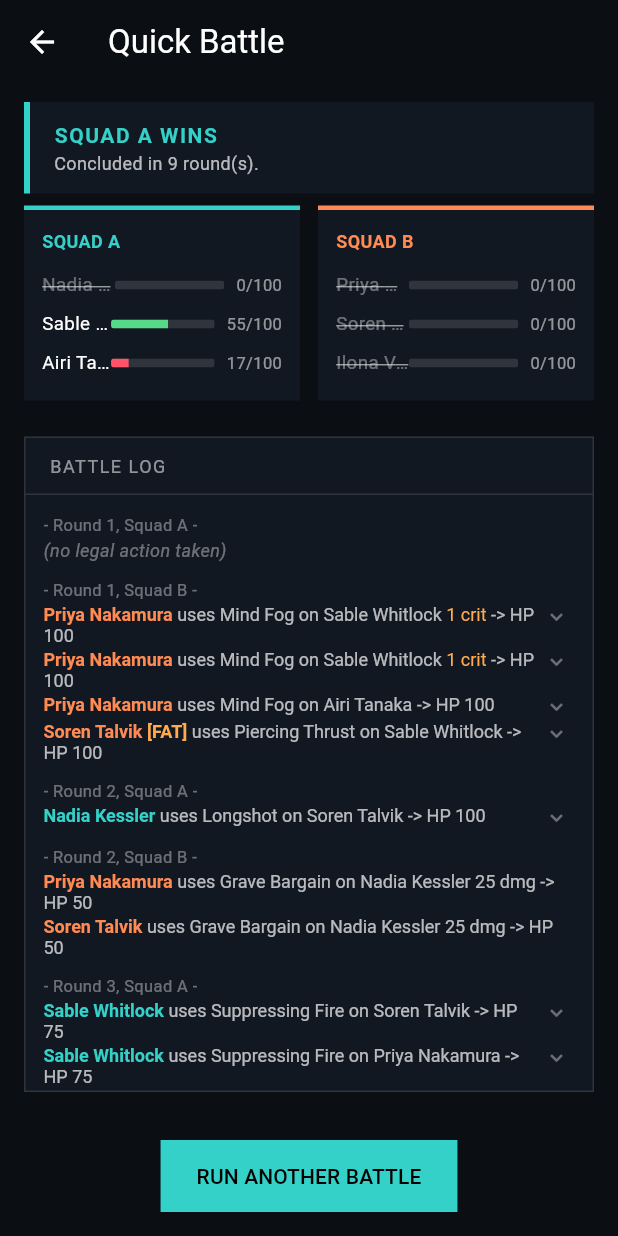
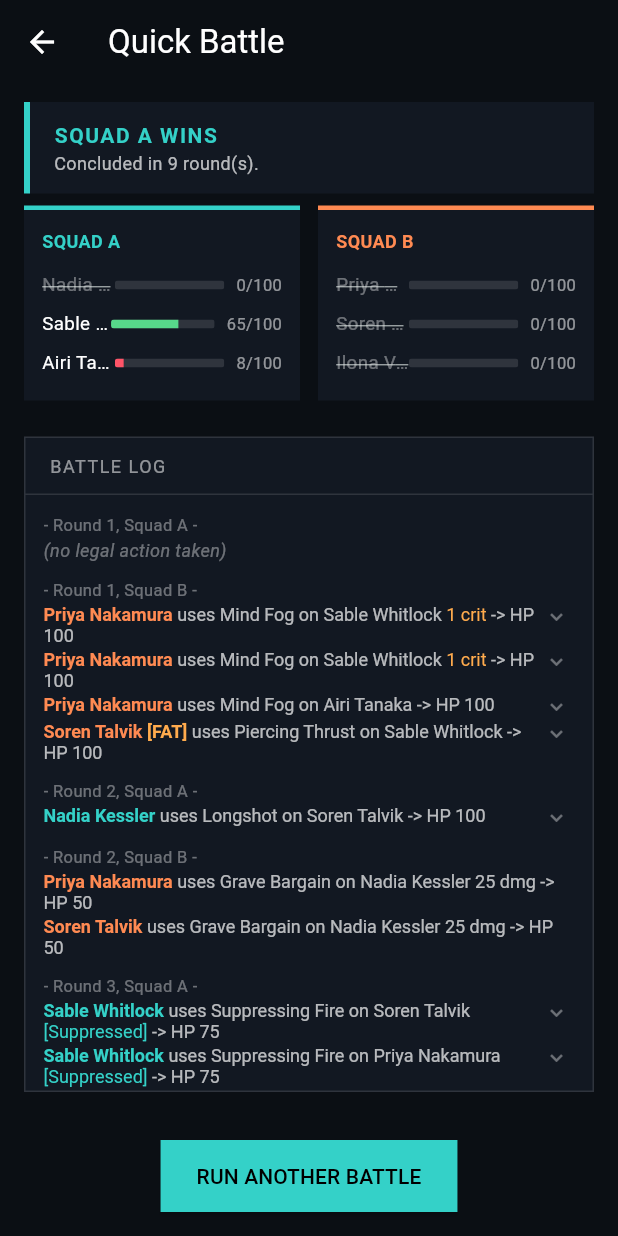
Before and after one commit to MaxxRexx/Isekai_Strategem, a Flutter app: the screen it shows after launch, after a tap on "Quick Battle", on a phone screen of 412 x 824 dp. Run offline on Flutter 3.47's test engine with Material 3 defaults, Android fonts, the phone set to English and light mode, and no system bars; our stand-ins replace supabase_flutter; accounts and stored records are empty.

Commit message:
#balance step 1: differentiate the 5 reskin trigger clusters
Gave each of the 10 near-duplicate triggers a distinct mechanical identity
(status effect + shape), keeping category counts and dice budgets intact:

- Cleave -> 2-target armor sunder (shattered_guard); Whirlwind Slash -> 3-target
  bleed.
- Scattershot -> wide 3-target spread (slowed, lower per-hit); Gatling Burst ->
  focused single-target shredder (5 hits, exposed).
- Acid Spray -> immediate armor-melt (corroded, higher hit); Caustic Cloud ->
  lingering poison gas (poisoned, lower hit).
- Nightmare Pulse -> heavier 2-target fear (terrified); Psychic Scream ->
  3-target disruption (silenced).
- Rapid Fire -> single-target bleed burst; Suppressing Fire -> 2-target
  suppressor (suppressed); Pepper Shot stays the cheap cd1 baseline.

This is step 1 of the broader balance pass; the full analysis + persona/designer
reports follow.

Co-Authored-By: Claude Opus 4.8 <noreply@anthropic.com>
Claude-Session: https://claude.ai/code/session_01GMWaxazLCUjaoRp6mwvURS

```diff
--- a/packages/battle_engine/lib/src/content/trigger_catalog.dart
+++ b/packages/battle_engine/lib/src/content/trigger_catalog.dart
@@ -59,9 +59,10 @@ class TriggerCatalog {
         rangeTag: RangeTag.melee,
         attackType: AttackType.melee,
         attackSubtype: AttackSubtype.aoe,
-        targetCount: 3,
+        targetCount: 2,
         damageType: DamageType.slashing,
         damage: const DiceExpression(1, 6, flatBonus: 18),
+        inflictedStatusEffects: const [StatusEffectApplication('shattered_guard')],
       ),
       ActiveTrigger(
         id: 'suppressing_fire',
@@ -78,6 +79,7 @@ class TriggerCatalog {
         targetCount: 2,
         damageType: DamageType.piercing,
         damage: const DiceExpression(1, 4, flatBonus: 16),
+        inflictedStatusEffects: const [StatusEffectApplication('suppressed')],
       ),
       ActiveTrigger(
         id: 'shatterpoint',
@@ -196,6 +198,7 @@ class TriggerCatalog {
         targetCount: 3,
         damageType: DamageType.slashing,
         damage: const DiceExpression(1, 4, flatBonus: 16),
+        inflictedStatusEffects: const [StatusEffectApplication('bleeding')],
       ),
       ActiveTrigger(
         id: 'longshot',
@@ -223,9 +226,10 @@ class TriggerCatalog {
         attackType: AttackType.ranged,
         attackSubtype: AttackSubtype.burst,
         hitsPerUse: 4,
-        targetCount: 2,
+        targetCount: 3,
         damageType: DamageType.piercing,
-        damage: const DiceExpression(1, 4, flatBonus: 8),
+        damage: const DiceExpression(1, 4, flatBonus: 6),
+        inflictedStatusEffects: const [StatusEffectApplication('slowed')],
       ),
       ActiveTrigger(
         id: 'flashbang_round',
@@ -285,7 +289,7 @@ class TriggerCatalog {
         attackSubtype: AttackSubtype.aoe,
         targetCount: 3,
         damageType: DamageType.acid,
-        damage: const DiceExpression(1, 4, flatBonus: 8),
+        damage: const DiceExpression(1, 4, flatBonus: 10),
         inflictedStatusEffects: const [StatusEffectApplication('corroded')],
       ),
       ActiveTrigger(
@@ -299,9 +303,9 @@ class TriggerCatalog {
         rangeTag: RangeTag.ranged,
         attackType: AttackType.psychic,
         attackSubtype: AttackSubtype.aoe,
-        targetCount: 3,
+        targetCount: 2,
         damageType: DamageType.psychic,
-        damage: const DiceExpression(1, 4, flatBonus: 8),
+        damage: const DiceExpression(1, 6, flatBonus: 10),
         inflictedStatusEffects: const [StatusEffectApplication('terrified')],
       ),
       ActiveTrigger(
@@ -747,8 +751,8 @@ class TriggerCatalog {
         attackSubtype: AttackSubtype.aoe,
         targetCount: 3,
         damageType: DamageType.acid,
-        damage: const DiceExpression(1, 4, flatBonus: 8),
-        inflictedStatusEffects: const [StatusEffectApplication('corroded')],
+        damage: const DiceExpression(1, 4, flatBonus: 6),
+        inflictedStatusEffects: const [StatusEffectApplication('poisoned')],
       ),
       ActiveTrigger(
         id: 'cryo_burst',
@@ -799,6 +803,7 @@ class TriggerCatalog {
         targetCount: 1,
         damageType: DamageType.piercing,
         damage: const DiceExpression(1, 4, flatBonus: 14),
+        inflictedStatusEffects: const [StatusEffectApplication('bleeding')],
       ),
       ActiveTrigger(
         id: 'gatling_burst',
@@ -811,10 +816,11 @@ class TriggerCatalog {
         rangeTag: RangeTag.ranged,
         attackType: AttackType.ranged,
         attackSubtype: AttackSubtype.burst,
-        hitsPerUse: 4,
-        targetCount: 2,
+        hitsPerUse: 5,
+        targetCount: 1,
         damageType: DamageType.piercing,
         damage: const DiceExpression(1, 4, flatBonus: 8),
+        inflictedStatusEffects: const [StatusEffectApplication('exposed')],
       ),
       ActiveTrigger(
         id: 'split_shot',
@@ -897,7 +903,7 @@ class TriggerCatalog {
         targetCount: 3,
         damageType: DamageType.psychic,
         damage: const DiceExpression(1, 4, flatBonus: 8),
-        inflictedStatusEffects: const [StatusEffectApplication('terrified')],
+        inflictedStatusEffects: const [StatusEffectApplication('silenced')],
       ),
       ActiveTrigger(
         id: 'mind_fog',
```
